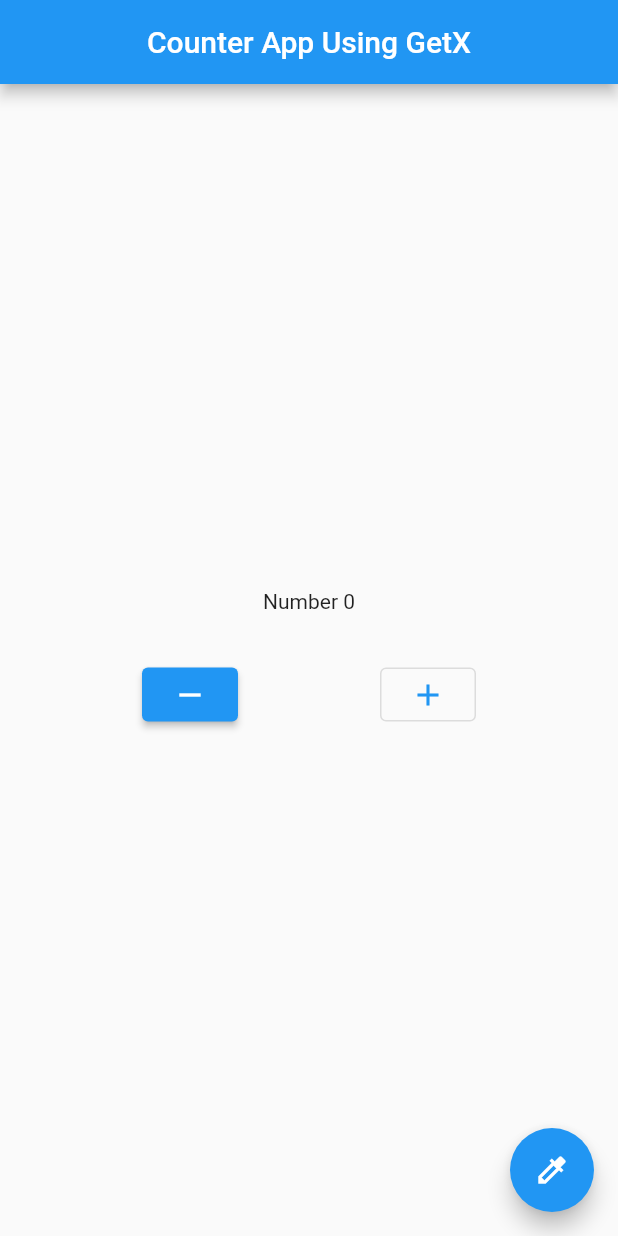
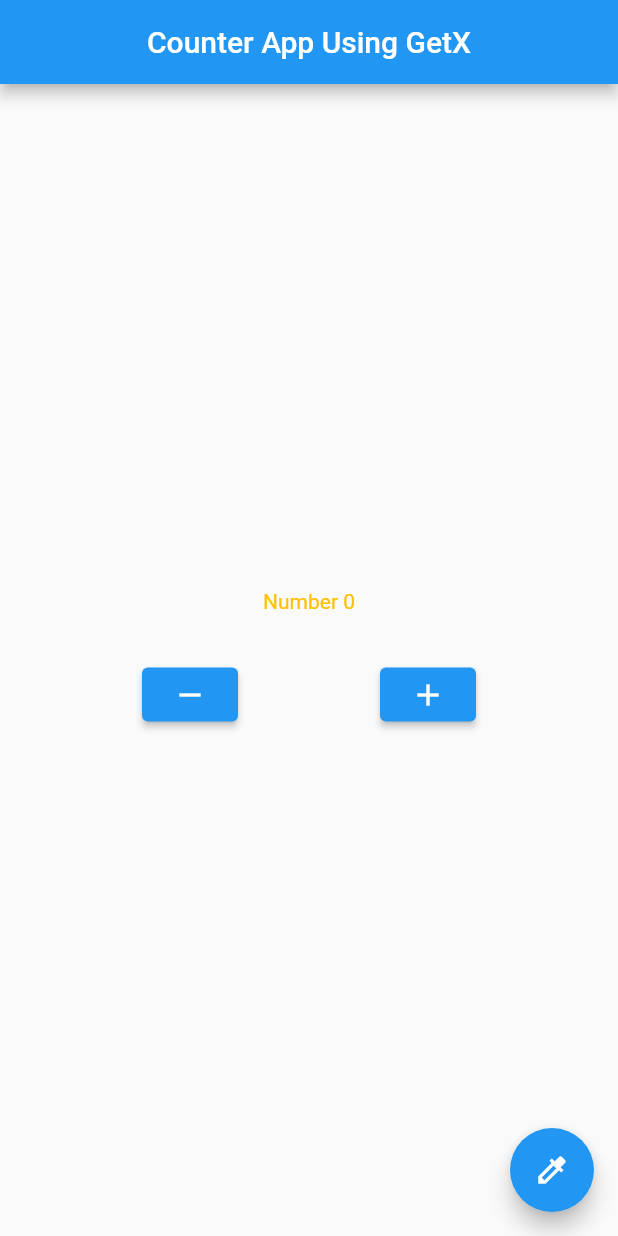
Before and after one commit to HanifanHI/counter-app-using-GetX, a Flutter app: the screen it shows after launch, on a phone screen of 412 x 824 dp. Run offline on Flutter 3.47's test engine with Material 2 defaults, Android fonts, the phone set to English and light mode, and no system bars; our stand-ins replace get.

Commit message:
Mengubah text dan button add

```diff
--- a/lib/pages/home_page.dart
+++ b/lib/pages/home_page.dart
@@ -17,7 +17,7 @@
         mainAxisAlignment: MainAxisAlignment.center,
         children: [
           Obx(
-            () => Text('Number ${controller.counter}'),
+            () => Text('Number ${controller.counter}', style: TextStyle(color: Colors.amber)),
           ),
           const SizedBox(
             height: 30,
@@ -31,8 +31,8 @@
                   Icons.remove,
                 ),
               ),
-              OutlinedButton(
-                onPressed: () => controller.increment(),
+              ElevatedButton(
+                onPressed: () => controller.decrement(),
                 child: const Icon(
                   Icons.add,
                 ),
```
